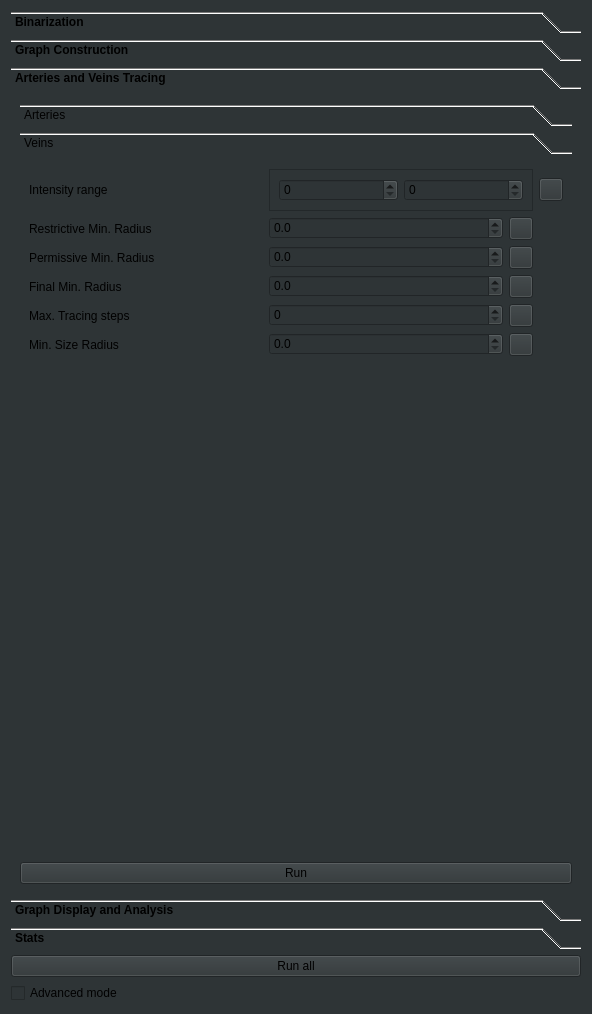
The window that ClearMap/gui/creator/vasculature_tab.ui (ClearAnatomics/ClearMap) describes before a commit, drawn with Qt 5.
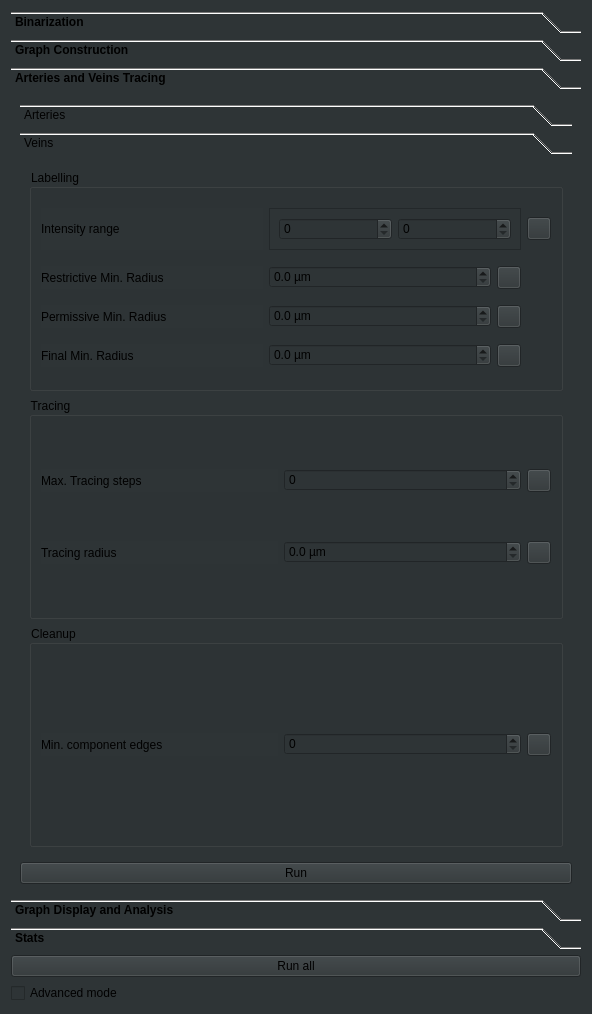
The same window after the commit. The open tabs and pages were chosen to show the change. Icons and pictures are not drawn.

```diff
--- a/ClearMap/gui/creator/vasculature_tab.ui
+++ b/ClearMap/gui/creator/vasculature_tab.ui
@@ -585,62 +585,28 @@
                  <string>Veins</string>
                 </attribute>
                 <layout class="QGridLayout" name="gridLayout_6">
-                 <item row="5" column="0">
-                  <widget class="QLabel" name="minVeinSizeLbl">
-                   <property name="toolTip">
-                    <string>Minimum radius to qualify as vein</string>
+                 <item row="1" column="0" colspan="2">
+                  <widget class="QGroupBox" name="groupBox_5">
+                   <property name="title">
+                    <string>Tracing</string>
                    </property>
-                   <property name="whatsThis">
-                    <string>&lt;html&gt;&lt;head/&gt;&lt;body&gt;&lt;p&gt;Radius below which a vessel is a capillary,&lt;/p&gt;&lt;p&gt; not a vein anymore.&lt;/p&gt;&lt;/body&gt;&lt;/html&gt;</string>
-                   </property>
-                   <property name="text">
-                    <string>Min. Size Radius</string>
-                   </property>
-                  </widget>
-                 </item>
-                 <item row="1" column="0">
-                  <widget class="QLabel" name="restrictiveMinVeinRadiusLbl">
-                   <property name="toolTip">
-                    <string>Minimum radius of large veins</string>
-                   </property>
-                   <property name="whatsThis">
-                    <string>&lt;html&gt;&lt;head/&gt;&lt;body&gt;&lt;p&gt;Large veins are identified as vessels with a high radius and a low maximal Acta2 expression.&lt;/p&gt;&lt;/body&gt;&lt;/html&gt;</string>
-                   </property>
-                   <property name="text">
-                    <string>Restrictive Min. Radius</string>
-                   </property>
-                  </widget>
-                 </item>
-                 <item row="3" column="0">
-                  <widget class="QLabel" name="finalMinVeinRadiusLbl">
-                   <property name="toolTip">
-                    <string>Final vein minimum radius</string>
-                   </property>
-                   <property name="whatsThis">
-                    <string>&lt;html&gt;&lt;head/&gt;&lt;body&gt;&lt;p&gt;Now that arteries have been refined, we redefine the veins&lt;/p&gt;&lt;p&gt;by adding, vessels that are quite large &lt;/p&gt;&lt;p&gt;(superior to &lt;span style=&quot; font-style:italic;&quot;&gt;final min radius&lt;/span&gt;) but not identified as&lt;/p&gt;&lt;p&gt;arteries.&lt;/p&gt;&lt;/body&gt;&lt;/html&gt;</string>
-                   </property>
-                   <property name="text">
-                    <string>Final Min. Radius</string>
-                   </property>
-                  </widget>
-                 </item>
-                 <item row="0" column="3">
-                  <widget class="QToolButton" name="veinIntensityRangeOnArteriesChannelInfoToolButton">
+                   <layout class="QGridLayout" name="gridLayout_3">
+                    <item row="0" column="1">
+                     <widget class="QSpinBox" name="maxVeinsTracingIterationsSpinBox">
+                      <property name="maximum">
+                       <number>65535</number>
+                      </property>
+                     </widget>
+                    </item>
+                    <item row="1" column="2">
+                     <widget class="QToolButton" name="veinTraceRadiusInfoToolButton">
                    <property name="icon">
                     <iconset resource="icons.qrc">
                      <normaloff>:/icons/icons/info.svg</normaloff>:/icons/icons/info.svg</iconset>
                    </property>
                   </widget>
                  </item>
-                 <item row="3" column="2">
-                  <widget class="QToolButton" name="finalMinVeinRadiusInfoToolButton">
-                   <property name="icon">
-                    <iconset resource="icons.qrc">
-                     <normaloff>:/icons/icons/info.svg</normaloff>:/icons/icons/info.svg</iconset>
-                   </property>
-                  </widget>
-                 </item>
-                 <item row="4" column="2">
+                    <item row="0" column="2">
                   <widget class="QToolButton" name="maxVeinsTracingIterationsInfoToolButton">
                    <property name="icon">
                     <iconset resource="icons.qrc">
@@ -648,7 +614,23 @@
                    </property>
                   </widget>
                  </item>
-                 <item row="4" column="0">
+                    <item row="1" column="1">
+                     <widget class="QDoubleSpinBox" name="veinTraceRadiusDoubleSpinBox">
+                      <property name="suffix">
+                       <string> µm</string>
+                      </property>
+                      <property name="decimals">
+                       <number>1</number>
+                      </property>
+                      <property name="maximum">
+                       <double>1000.000000000000000</double>
+                      </property>
+                      <property name="singleStep">
+                       <double>0.100000000000000</double>
+                      </property>
+                     </widget>
+                    </item>
+                    <item row="0" column="0">
                   <widget class="QLabel" name="maxVeinsTracingIterationsLbl">
                    <property name="toolTip">
                     <string>Maximum number of nodes between veins to be bridged</string>
@@ -661,23 +643,49 @@
                    </property>
                   </widget>
                  </item>
-                 <item row="4" column="1">
-                  <widget class="QSpinBox" name="maxVeinsTracingIterationsSpinBox">
+                    <item row="1" column="0">
+                     <widget class="QLabel" name="veinTraceRadiusLbl">
+                      <property name="toolTip">
+                       <string>Minimum radius to qualify as vein</string>
+                      </property>
+                      <property name="whatsThis">
+                       <string>&lt;html&gt;&lt;head/&gt;&lt;body&gt;&lt;p&gt;Minimum vessel radius (µm) to continue tracing a vein. &lt;/p&gt;&lt;p&gt;During hysteresis tracing, edges with radius below this value stop the vein extension — they are too thin to be veins.&lt;/p&gt;&lt;p&gt;&lt;br/&gt;&lt;/p&gt;&lt;/body&gt;&lt;/html&gt;</string>
+                      </property>
+                      <property name="text">
+                       <string>Tracing radius</string>
+                      </property>
+                     </widget>
+                    </item>
+                   </layout>
+                  </widget>
+                 </item>
+                 <item row="0" column="0" colspan="2">
+                  <widget class="QGroupBox" name="groupBox_4">
+                   <property name="title">
+                    <string>Labelling</string>
+                   </property>
+                   <layout class="QGridLayout" name="gridLayout_2">
+                    <item row="1" column="1">
+                     <widget class="QDoubleSpinBox" name="restrictiveMinVeinRadiusDoubleSpinBox">
+                      <property name="mouseTracking">
+                       <bool>false</bool>
+                      </property>
+                      <property name="suffix">
+                       <string> µm</string>
+                      </property>
+                      <property name="decimals">
+                       <number>1</number>
+                      </property>
                    <property name="maximum">
-                    <number>65535</number>
-                   </property>
-                  </widget>
-                 </item>
-                 <item row="5" column="2">
-                  <widget class="QToolButton" name="minVeinSizeInfoToolButton">
-                   <property name="icon">
-                    <iconset resource="icons.qrc">
-                     <normaloff>:/icons/icons/info.svg</normaloff>:/icons/icons/info.svg</iconset>
+                       <double>1000.000000000000000</double>
+                      </property>
+                      <property name="singleStep">
+                       <double>0.100000000000000</double>
                    </property>
                   </widget>
                  </item>
-                 <item row="2" column="2">
-                  <widget class="QToolButton" name="permissiveMinVeinRadiusInfoToolButton">
+                    <item row="3" column="2">
+                     <widget class="QToolButton" name="finalMinVeinRadiusInfoToolButton">
                    <property name="icon">
                     <iconset resource="icons.qrc">
                      <normaloff>:/icons/icons/info.svg</normaloff>:/icons/icons/info.svg</iconset>
@@ -697,6 +705,22 @@
                    </property>
                   </widget>
                  </item>
+                    <item row="2" column="2">
+                     <widget class="QToolButton" name="permissiveMinVeinRadiusInfoToolButton">
+                      <property name="icon">
+                       <iconset resource="icons.qrc">
+                        <normaloff>:/icons/icons/info.svg</normaloff>:/icons/icons/info.svg</iconset>
+                      </property>
+                     </widget>
+                    </item>
+                    <item row="1" column="2">
+                     <widget class="QToolButton" name="restrictiveMinVeinRadiusInfoToolButton">
+                      <property name="icon">
+                       <iconset resource="icons.qrc">
+                        <normaloff>:/icons/icons/info.svg</normaloff>:/icons/icons/info.svg</iconset>
+                      </property>
+                     </widget>
+                    </item>
                  <item row="0" column="0">
                   <widget class="QLabel" name="veinIntensityRangeOnArteriesChannelLbl">
                    <property name="toolTip">
@@ -710,11 +734,16 @@
                    </property>
                   </widget>
                  </item>
-                 <item row="1" column="2">
-                  <widget class="QToolButton" name="restrictiveMinVeinRadiusInfoToolButton">
-                   <property name="icon">
-                    <iconset resource="icons.qrc">
-                     <normaloff>:/icons/icons/info.svg</normaloff>:/icons/icons/info.svg</iconset>
+                    <item row="3" column="0">
+                     <widget class="QLabel" name="finalMinVeinRadiusLbl">
+                      <property name="toolTip">
+                       <string>Final vein minimum radius</string>
+                      </property>
+                      <property name="whatsThis">
+                       <string>&lt;html&gt;&lt;head/&gt;&lt;body&gt;&lt;p&gt;Now that arteries have been refined, we redefine the veins&lt;/p&gt;&lt;p&gt;by adding, vessels that are quite large &lt;/p&gt;&lt;p&gt;(superior to &lt;span style=&quot; font-style:italic;&quot;&gt;final min radius&lt;/span&gt;) but not identified as&lt;/p&gt;&lt;p&gt;arteries.&lt;/p&gt;&lt;/body&gt;&lt;/html&gt;</string>
+                      </property>
+                      <property name="text">
+                       <string>Final Min. Radius</string>
                    </property>
                   </widget>
                  </item>
@@ -756,37 +785,11 @@
                    </layout>
                   </widget>
                  </item>
-                 <item row="6" column="0">
-                  <spacer name="verticalSpacer_3">
-                   <property name="orientation">
-                    <enum>Qt::Vertical</enum>
-                   </property>
-                   <property name="sizeHint" stdset="0">
-                    <size>
-                     <width>20</width>
-                     <height>40</height>
-                    </size>
-                   </property>
-                  </spacer>
-                 </item>
-                 <item row="1" column="1">
-                  <widget class="QDoubleSpinBox" name="restrictiveMinVeinRadiusDoubleSpinBox">
-                   <property name="mouseTracking">
-                    <bool>false</bool>
-                   </property>
-                   <property name="decimals">
-                    <number>1</number>
-                   </property>
-                   <property name="maximum">
-                    <double>1000.000000000000000</double>
-                   </property>
-                   <property name="singleStep">
-                    <double>0.100000000000000</double>
-                   </property>
-                  </widget>
-                 </item>
                  <item row="2" column="1">
                   <widget class="QDoubleSpinBox" name="permissiveMinVeinRadiusDoubleSpinBox">
+                      <property name="suffix">
+                       <string> µm</string>
+                      </property>
                    <property name="decimals">
                     <number>1</number>
                    </property>
@@ -798,8 +801,19 @@
                    </property>
                   </widget>
                  </item>
+                    <item row="0" column="3">
+                     <widget class="QToolButton" name="veinIntensityRangeOnArteriesChannelInfoToolButton">
+                      <property name="icon">
+                       <iconset resource="icons.qrc">
+                        <normaloff>:/icons/icons/info.svg</normaloff>:/icons/icons/info.svg</iconset>
+                      </property>
+                     </widget>
+                    </item>
                  <item row="3" column="1">
                   <widget class="QDoubleSpinBox" name="finalMinVeinRadiusDoubleSpinBox">
+                      <property name="suffix">
+                       <string> µm</string>
+                      </property>
                    <property name="decimals">
                     <number>1</number>
                    </property>
@@ -811,17 +825,59 @@
                    </property>
                   </widget>
                  </item>
-                 <item row="5" column="1">
-                  <widget class="QDoubleSpinBox" name="minVeinSizeDoubleSpinBox">
-                   <property name="decimals">
-                    <number>1</number>
-                   </property>
-                   <property name="maximum">
-                    <double>1000.000000000000000</double>
-                   </property>
-                   <property name="singleStep">
-                    <double>0.100000000000000</double>
-                   </property>
+                    <item row="1" column="0">
+                     <widget class="QLabel" name="restrictiveMinVeinRadiusLbl">
+                      <property name="toolTip">
+                       <string>Minimum radius of large veins</string>
+                      </property>
+                      <property name="whatsThis">
+                       <string>&lt;html&gt;&lt;head/&gt;&lt;body&gt;&lt;p&gt;Large veins are identified as vessels with a high radius and a low maximal Acta2 expression.&lt;/p&gt;&lt;/body&gt;&lt;/html&gt;</string>
+                      </property>
+                      <property name="text">
+                       <string>Restrictive Min. Radius</string>
+                      </property>
+                     </widget>
+                    </item>
+                   </layout>
+                  </widget>
+                 </item>
+                 <item row="2" column="0" colspan="2">
+                  <widget class="QGroupBox" name="groupBox_8">
+                   <property name="title">
+                    <string>Cleanup</string>
+                   </property>
+                   <layout class="QGridLayout" name="gridLayout_13">
+                    <item row="0" column="0">
+                     <widget class="QLabel" name="veinsMinComponentEdgesLbl">
+                      <property name="toolTip">
+                       <string>Minimum edges to survive post-tracing vein cleanup</string>
+                      </property>
+                      <property name="whatsThis">
+                       <string>&lt;!DOCTYPE HTML PUBLIC &quot;-//W3C//DTD HTML 4.0//EN&quot; &quot;http://www.w3.org/TR/REC-html40/strict.dtd&quot;&gt;
+&lt;html&gt;&lt;head&gt;&lt;meta name=&quot;qrichtext&quot; content=&quot;1&quot; /&gt;&lt;meta charset=&quot;utf-8&quot; /&gt;&lt;style type=&quot;text/css&quot;&gt;
+p, li { white-space: pre-wrap; }
+&lt;/style&gt;&lt;/head&gt;&lt;body style=&quot; font-family:'Sans'; font-size:10pt; font-weight:400; font-style:normal;&quot;&gt;
+&lt;p style=&quot; margin-top:0px; margin-bottom:0px; margin-left:0px; margin-right:0px; -qt-block-indent:0; text-indent:0px;&quot;&gt;Minimum edges for a vein component to survive final cleanup.&lt;/p&gt;
+&lt;p style=&quot; margin-top:0px; margin-bottom:0px; margin-left:0px; margin-right:0px; -qt-block-indent:0; text-indent:0px;&quot;&gt;Applied after tracing. Components below this threshold are&lt;/p&gt;
+&lt;p style=&quot; margin-top:0px; margin-bottom:0px; margin-left:0px; margin-right:0px; -qt-block-indent:0; text-indent:0px;&quot;&gt;reclassified as capillaries. Typically 20–50.&lt;/p&gt;&lt;/body&gt;&lt;/html&gt;</string>
+                      </property>
+                      <property name="text">
+                       <string>Min. component edges</string>
+                      </property>
+                     </widget>
+                    </item>
+                    <item row="0" column="1">
+                     <widget class="QSpinBox" name="veinsMinComponentEdgesSpinBox"/>
+                    </item>
+                    <item row="0" column="2">
+                     <widget class="QToolButton" name="veinsMinComponentEdgesInfoToolButton">
+                      <property name="icon">
+                       <iconset resource="icons.qrc">
+                        <normaloff>:/icons/icons/info.svg</normaloff>:/icons/icons/info.svg</iconset>
+                      </property>
+                     </widget>
+                    </item>
+                   </layout>
                   </widget>
                  </item>
                 </layout>
```
Left out of the diff: 293 changed lines with no effect on the pictures. Lines whose indentation alone changed are shown as unchanged.
